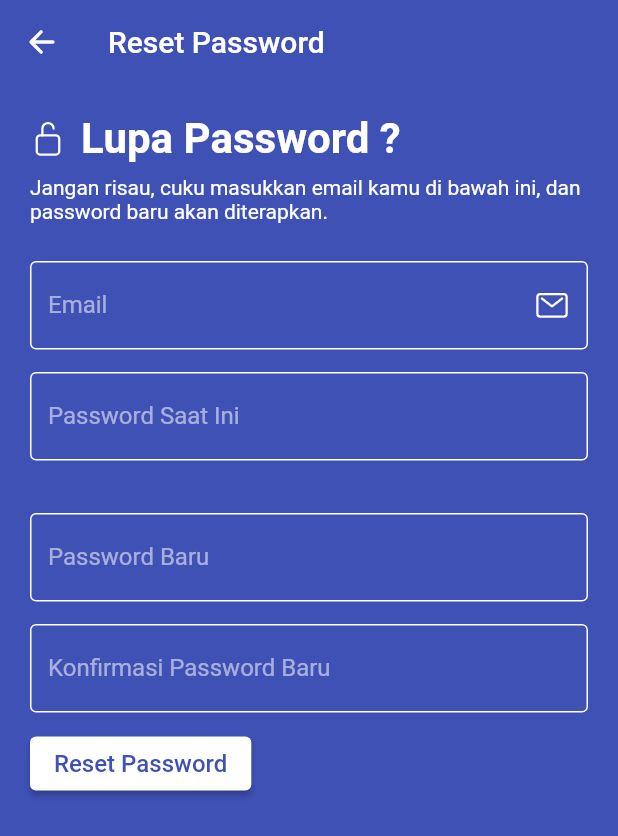
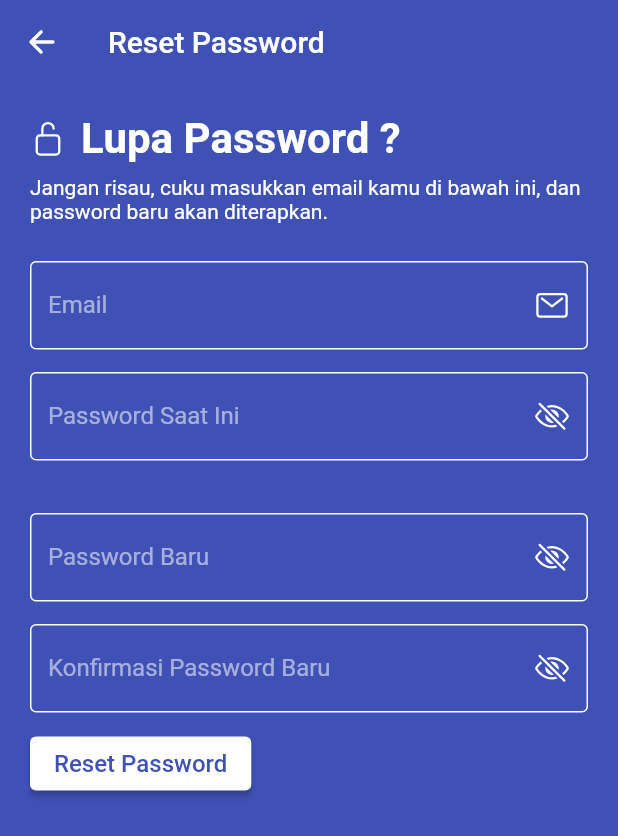
Before and after one commit to gitosuswanto/aduan-kepolisian-mobile, a Flutter app: the CustomPassword screen opened by its route, on a phone screen of 412 x 824 dp. Shown: the top 836 px of the screen. Run offline on Flutter 3.47's test engine with Material 2 defaults, Android fonts, the phone set to English and light mode, and no system bars; our stand-ins replace file_picker, flutter_datetime_picker, ionicons, sqflite, validators; accounts and stored records are empty.

Commit message:
some change

```diff
--- a/lib/pages/custom_password.dart
+++ b/lib/pages/custom_password.dart
@@ -15,6 +15,9 @@ class CustomPassword extends StatefulWidget {
 
 class _CustomPasswordState extends State<CustomPassword> {
   bool _isLoading = false;
+  bool _obscurePLama = true;
+  bool _obscurePBaru = true;
+  bool _obscurePBaruConfirm = true;
 
   final GlobalKey<FormState> _formKey = GlobalKey<FormState>();
 
@@ -82,6 +85,24 @@ class _CustomPasswordState extends State<CustomPassword> {
     }
 
     return null;
+  }
+
+  void _toggleObscurePLama() {
+    setState(() {
+      _obscurePLama = !_obscurePLama;
+    });
+  }
+
+  void _toggleObscurePBaru() {
+    setState(() {
+      _obscurePBaru = !_obscurePBaru;
+    });
+  }
+
+  void _toggleObscurePBaruConfirm() {
+    setState(() {
+      _obscurePBaruConfirm = !_obscurePBaruConfirm;
+    });
   }
 
   @override
@@ -177,20 +198,30 @@ class _CustomPasswordState extends State<CustomPassword> {
                           validator: _passLamaValidator,
                           cursorColor: Colors.white,
                           controller: _passLamaController,
-                          decoration: const InputDecoration(
+                          obscureText: _obscurePLama,
+                          decoration: InputDecoration(
                             labelText: 'Password Saat Ini',
-                            border: OutlineInputBorder(),
-                            labelStyle: TextStyle(color: Colors.white54),
-                            enabledBorder: OutlineInputBorder(
+                            suffixIcon: IconButton(
+                              icon: Icon(
+                                _obscurePLama
+                                    ? Ionicons.eye_off_outline
+                                    : Ionicons.eye_outline,
+                                color: Colors.white,
+                              ),
+                              onPressed: () => _toggleObscurePLama(),
+                            ),
+                            border: const OutlineInputBorder(),
+                            labelStyle: const TextStyle(color: Colors.white54),
+                            enabledBorder: const OutlineInputBorder(
                               borderSide: BorderSide(color: Colors.white),
                             ),
-                            focusedBorder: OutlineInputBorder(
+                            focusedBorder: const OutlineInputBorder(
                               borderSide: BorderSide(color: Colors.white),
                               borderRadius: BorderRadius.all(
                                 Radius.circular(15),
                               ),
                             ),
-                            errorBorder: OutlineInputBorder(
+                            errorBorder: const OutlineInputBorder(
                               borderSide: BorderSide(color: Colors.redAccent),
                             ),
                           ),
@@ -201,20 +232,30 @@ class _CustomPasswordState extends State<CustomPassword> {
                           validator: _passBaruValidator,
                           cursorColor: Colors.white,
                           controller: _passBaruController,
-                          decoration: const InputDecoration(
+                          obscureText: _obscurePBaru,
+                          decoration: InputDecoration(
                             labelText: 'Password Baru',
-                            border: OutlineInputBorder(),
-                            labelStyle: TextStyle(color: Colors.white54),
-                            enabledBorder: OutlineInputBorder(
+                            suffixIcon: IconButton(
+                              icon: Icon(
+                                _obscurePBaru
+                                    ? Ionicons.eye_off_outline
+                                    : Ionicons.eye_outline,
+                                color: Colors.white,
+                              ),
+                              onPressed: () => _toggleObscurePBaru(),
+                            ),
+                            border: const OutlineInputBorder(),
+                            labelStyle: const TextStyle(color: Colors.white54),
+                            enabledBorder: const OutlineInputBorder(
                               borderSide: BorderSide(color: Colors.white),
                             ),
-                            focusedBorder: OutlineInputBorder(
+                            focusedBorder: const OutlineInputBorder(
                               borderSide: BorderSide(color: Colors.white),
                               borderRadius: BorderRadius.all(
                                 Radius.circular(15),
                               ),
                             ),
-                            errorBorder: OutlineInputBorder(
+                            errorBorder: const OutlineInputBorder(
                               borderSide: BorderSide(color: Colors.redAccent),
                             ),
                           ),
@@ -225,20 +266,30 @@ class _CustomPasswordState extends State<CustomPassword> {
                           validator: _passBaruConfirmValidator,
                           cursorColor: Colors.white,
                           controller: _passBaruConfirmController,
-                          decoration: const InputDecoration(
+                          obscureText: _obscurePBaruConfirm,
+                          decoration: InputDecoration(
                             labelText: 'Konfirmasi Password Baru',
-                            border: OutlineInputBorder(),
-                            labelStyle: TextStyle(color: Colors.white54),
-                            enabledBorder: OutlineInputBorder(
+                            suffixIcon: IconButton(
+                              icon: Icon(
+                                _obscurePBaruConfirm
+                                    ? Ionicons.eye_off_outline
+                                    : Ionicons.eye_outline,
+                                color: Colors.white,
+                              ),
+                              onPressed: () => _toggleObscurePBaruConfirm(),
+                            ),
+                            border: const OutlineInputBorder(),
+                            labelStyle: const TextStyle(color: Colors.white54),
+                            enabledBorder: const OutlineInputBorder(
                               borderSide: BorderSide(color: Colors.white),
                             ),
-                            focusedBorder: OutlineInputBorder(
+                            focusedBorder: const OutlineInputBorder(
                               borderSide: BorderSide(color: Colors.white),
                               borderRadius: BorderRadius.all(
                                 Radius.circular(15),
                               ),
                             ),
-                            errorBorder: OutlineInputBorder(
+                            errorBorder: const OutlineInputBorder(
                               borderSide: BorderSide(color: Colors.redAccent),
                             ),
                           ),
```
